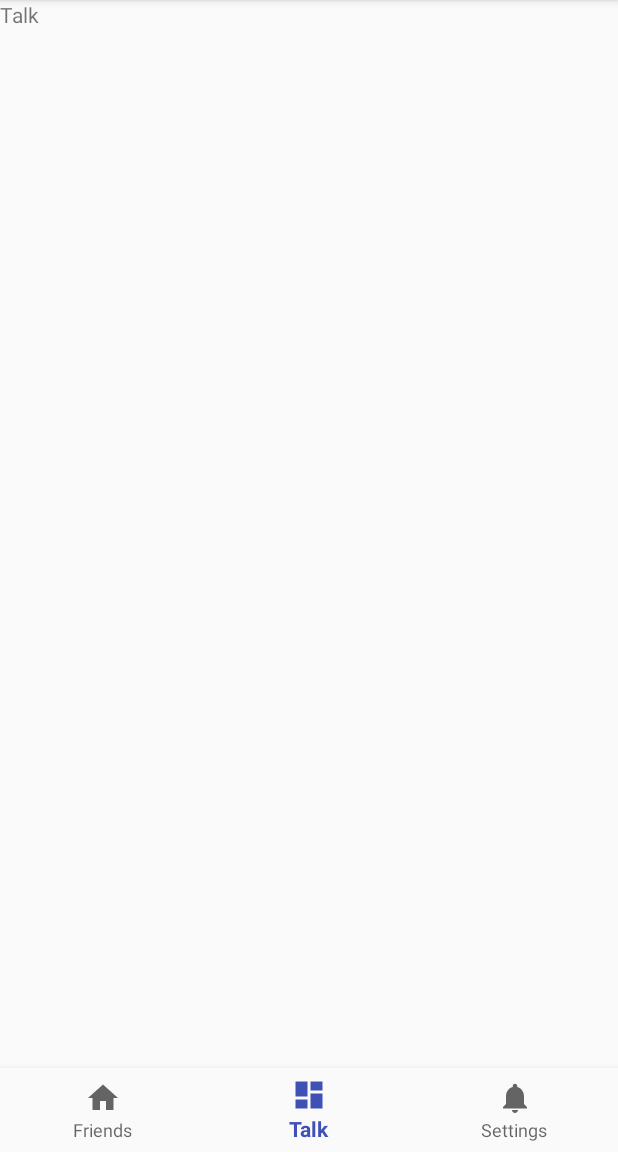
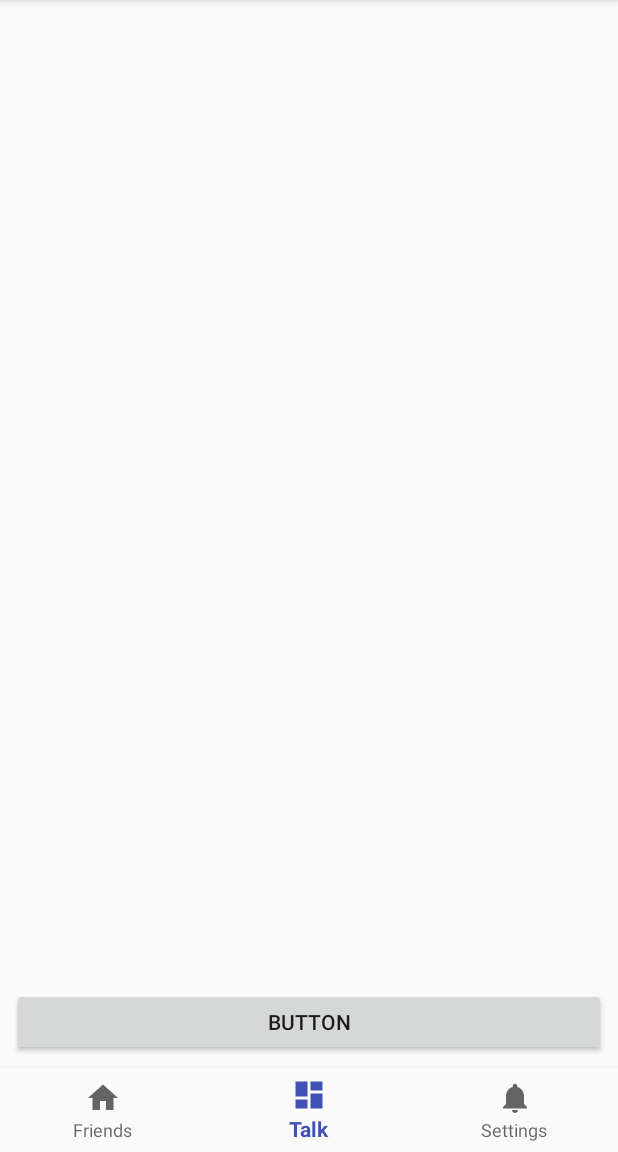
Before and after one commit to line-school2018summer/Tokyo_B_Client, an Android app: the FriendFragment screen opened directly, with no data from a screen before it, item 2 of the bottom bar chosen, on a phone screen of 412 x 824 dp, the part 84-1236 px from its top. Run offline under Robolectric (Android 15) with nearby library versions, the phone set to English and light mode, and no system bars.

Commit message:
Menu takiguchi

```diff
--- a/MessageApp/app/src/main/AndroidManifest.xml
+++ b/MessageApp/app/src/main/AndroidManifest.xml
@@ -25,8 +25,10 @@
         </activity>
         <activity
             android:name=".LoginActivity"
-            android:label="Login">
-        </activity>
+            android:label="Login"></activity>
+        <activity
+            android:name=".TalkActivity"
+            android:label="@string/title_activity_talk"></activity>
     </application>
 
 </manifest>
--- a/MessageApp/app/src/main/java/com/tokyob/messageapp/FriendFragment.kt
+++ b/MessageApp/app/src/main/java/com/tokyob/messageapp/FriendFragment.kt
@@ -7,6 +7,9 @@ import android.support.v4.app.Fragment
 import android.view.LayoutInflater
 import android.view.View
 import android.view.ViewGroup
+import android.widget.TextView
+
+import kotlinx.android.synthetic.main.fragment_friend.*
 
 
 // TODO: Rename parameter arguments, choose names that match
@@ -35,6 +38,17 @@ class FriendFragment : Fragment() {
             param1 = it.getString(ARG_PARAM1)
             param2 = it.getString(ARG_PARAM2)
         }
+    }
+
+    override fun onViewCreated(view: View, savedInstanceState: Bundle?) {
+        super.onViewCreated(view, savedInstanceState)
+
+            add_button.setOnClickListener{
+            val textView = TextView(getActivity())
+            textView.text = "セットしたいテキスト"
+            liner_layout.addView(textView)
+        }
+
     }
 
     override fun onCreateView(inflater: LayoutInflater, container: ViewGroup?,
--- a/MessageApp/app/src/main/java/com/tokyob/messageapp/HomeActivity.kt
+++ b/MessageApp/app/src/main/java/com/tokyob/messageapp/HomeActivity.kt
@@ -5,7 +5,7 @@ import android.content.Intent
 import android.os.Bundle
 import android.support.design.widget.BottomNavigationView
 import android.support.v7.app.AppCompatActivity
-import kotlinx.android.synthetic.main.activity_talk.*
+import kotlinx.android.synthetic.main.activity_home.*
 
 class HomeActivity : AppCompatActivity() {
 
@@ -29,7 +29,7 @@ class HomeActivity : AppCompatActivity() {
 
     override fun onCreate(savedInstanceState: Bundle?) {
         super.onCreate(savedInstanceState)
-        setContentView(R.layout.activity_talk)
+        setContentView(R.layout.activity_home)
 
         val intent = Intent(applicationContext, LoginActivity::class.java)
         startActivity(intent)
--- a/MessageApp/app/src/main/java/com/tokyob/messageapp/TalkFragment.kt
+++ b/MessageApp/app/src/main/java/com/tokyob/messageapp/TalkFragment.kt
@@ -7,41 +7,34 @@ import android.support.v4.app.Fragment
 import android.view.LayoutInflater
 import android.view.View
 import android.view.ViewGroup
+import android.widget.TextView
 
+import kotlinx.android.synthetic.main.fragment_talk.*
 
-// TODO: Rename parameter arguments, choose names that match
-// the fragment initialization parameters, e.g. ARG_ITEM_NUMBER
-private const val ARG_PARAM1 = "param1"
-private const val ARG_PARAM2 = "param2"
-
-/**
- * A simple [Fragment] subclass.
- * Activities that contain this fragment must implement the
- * [TalkFragment.OnFragmentInteractionListener] interface
- * to handle interaction events.
- * Use the [TalkFragment.newInstance] factory method to
- * create an instance of this fragment.
- *
- */
 class TalkFragment : Fragment() {
-    // TODO: Rename and change types of parameters
-    private var param1: String? = null
-    private var param2: String? = null
-    //private var listener: OnFragmentInteractionListener? = null
-
     override fun onCreate(savedInstanceState: Bundle?) {
         super.onCreate(savedInstanceState)
-        arguments?.let {
-            param1 = it.getString(ARG_PARAM1)
-            param2 = it.getString(ARG_PARAM2)
+
+    }
+
+    override fun onViewCreated(view: View, savedInstanceState: Bundle?) {
+        super.onViewCreated(view, savedInstanceState)
+
+        add_button.setOnClickListener{
+            val textView = TextView(getActivity())
+            textView.text = "セットしたいテキスト"
+            liner_layout.addView(textView)
         }
+
     }
 
     override fun onCreateView(inflater: LayoutInflater, container: ViewGroup?,
                               savedInstanceState: Bundle?): View? {
         // Inflate the layout for this fragment
         return inflater.inflate(R.layout.fragment_talk, container, false)
+
     }
+
 
     /*
     // TODO: Rename method, update argument and hook method into UI event
--- /dev/null
+++ b/MessageApp/app/src/main/res/layout/activity_home.xml
@@ -0,0 +1,33 @@
+<?xml version="1.0" encoding="utf-8"?>
+<android.support.constraint.ConstraintLayout
+    xmlns:android="http://schemas.android.com/apk/res/android"
+    xmlns:app="http://schemas.android.com/apk/res-auto"
+    xmlns:tools="http://schemas.android.com/tools"
+    android:id="@+id/container"
+    android:layout_width="match_parent"
+    android:layout_height="match_parent"
+    tools:context=".HomeActivity">
+
+    <FrameLayout
+        android:id="@+id/frameLayout"
+        android:layout_width="match_parent"
+        android:layout_height="0dp"
+        app:layout_constraintBottom_toTopOf="@+id/navigation"
+        app:layout_constraintLeft_toLeftOf="parent"
+        app:layout_constraintTop_toTopOf="parent" >
+
+    </FrameLayout>
+
+    <android.support.design.widget.BottomNavigationView
+        android:id="@+id/navigation"
+        android:layout_width="0dp"
+        android:layout_height="wrap_content"
+        android:layout_marginEnd="0dp"
+        android:layout_marginStart="0dp"
+        android:background="?android:attr/windowBackground"
+        app:layout_constraintBottom_toBottomOf="parent"
+        app:layout_constraintLeft_toLeftOf="parent"
+        app:layout_constraintRight_toRightOf="parent"
+        app:menu="@menu/navigation" />
+
+</android.support.constraint.ConstraintLayout>
--- a/MessageApp/app/src/main/res/layout/activity_talk.xml
+++ b/MessageApp/app/src/main/res/layout/activity_talk.xml
@@ -1,33 +1,9 @@
 <?xml version="1.0" encoding="utf-8"?>
-<android.support.constraint.ConstraintLayout
-    xmlns:android="http://schemas.android.com/apk/res/android"
+<android.support.constraint.ConstraintLayout xmlns:android="http://schemas.android.com/apk/res/android"
     xmlns:app="http://schemas.android.com/apk/res-auto"
     xmlns:tools="http://schemas.android.com/tools"
-    android:id="@+id/container"
     android:layout_width="match_parent"
     android:layout_height="match_parent"
-    tools:context=".HomeActivity">
-
-    <FrameLayout
-        android:id="@+id/frameLayout"
-        android:layout_width="match_parent"
-        android:layout_height="0dp"
-        app:layout_constraintBottom_toTopOf="@+id/navigation"
-        app:layout_constraintLeft_toLeftOf="parent"
-        app:layout_constraintTop_toTopOf="parent" >
-
-    </FrameLayout>
-
-    <android.support.design.widget.BottomNavigationView
-        android:id="@+id/navigation"
-        android:layout_width="0dp"
-        android:layout_height="wrap_content"
-        android:layout_marginEnd="0dp"
-        android:layout_marginStart="0dp"
-        android:background="?android:attr/windowBackground"
-        app:layout_constraintBottom_toBottomOf="parent"
-        app:layout_constraintLeft_toLeftOf="parent"
-        app:layout_constraintRight_toRightOf="parent"
-        app:menu="@menu/navigation" />
+    tools:context=".TalkActivity">
 
 </android.support.constraint.ConstraintLayout>
--- a/MessageApp/app/src/main/res/layout/fragment_talk.xml
+++ b/MessageApp/app/src/main/res/layout/fragment_talk.xml
@@ -1,13 +1,54 @@
 <?xml version="1.0" encoding="utf-8"?>
 <android.support.constraint.ConstraintLayout
     xmlns:android="http://schemas.android.com/apk/res/android"
+    xmlns:app="http://schemas.android.com/apk/res-auto"
+    xmlns:tools="http://schemas.android.com/tools"
     android:layout_width="match_parent"
     android:layout_height="match_parent">
 
-    <!-- TODO: Update blank fragment layout -->
-    <TextView
+    <ScrollView
+        android:id="@+id/scrollView2"
         android:layout_width="match_parent"
-        android:layout_height="match_parent"
-        android:text="@string/fragment_talk" />
+        android:layout_height="501dp"
+        android:layout_marginStart="8dp"
+        android:layout_marginLeft="8dp"
+        android:layout_marginTop="8dp"
+        android:layout_marginEnd="8dp"
+        android:layout_marginRight="8dp"
+        android:layout_marginBottom="8dp"
+        app:layout_constraintBottom_toBottomOf="@+id/add_button"
+        app:layout_constraintEnd_toEndOf="parent"
+        app:layout_constraintHorizontal_bias="0.0"
+        app:layout_constraintStart_toStartOf="parent"
+        app:layout_constraintTop_toTopOf="parent"
+        app:layout_constraintVertical_bias="0.0">
+
+        <LinearLayout
+            android:id="@+id/liner_layout"
+            android:layout_width="match_parent"
+            android:layout_height="wrap_content"
+            android:orientation="vertical">
+
+        </LinearLayout>
+
+    </ScrollView>
+
+    <Button
+        android:id="@+id/add_button"
+        android:layout_width="match_parent"
+        android:layout_height="45dp"
+        android:layout_marginStart="8dp"
+        android:layout_marginLeft="8dp"
+        android:layout_marginTop="-1dp"
+        android:layout_marginEnd="8dp"
+        android:layout_marginRight="8dp"
+        android:layout_marginBottom="8dp"
+        android:text="Button"
+        app:layout_constraintBottom_toBottomOf="parent"
+        app:layout_constraintEnd_toEndOf="parent"
+        app:layout_constraintHorizontal_bias="1.0"
+        app:layout_constraintStart_toStartOf="parent"
+        app:layout_constraintTop_toTopOf="parent"
+        app:layout_constraintVertical_bias="1.0" />
 
 </android.support.constraint.ConstraintLayout>
--- a/MessageApp/build.gradle
+++ b/MessageApp/build.gradle
@@ -7,7 +7,7 @@ buildscript {
         jcenter()
     }
     dependencies {
-        classpath 'com.android.tools.build:gradle:3.1.4'
+        classpath 'com.android.tools.build:gradle:3.3.0-alpha06'
         classpath "org.jetbrains.kotlin:kotlin-gradle-plugin:$kotlin_version"
 
         // NOTE: Do not place your application dependencies here; they belong
```
Also changed, not shown: MessageApp/app/src/main/java/com/tokyob/messageapp/TalkActivity.kt (added, +15 -0 lines), MessageApp/app/src/main/res/layout/fragment_friend.xml (+45 -4 lines), MessageApp/gradle/wrapper/gradle-wrapper.properties.
